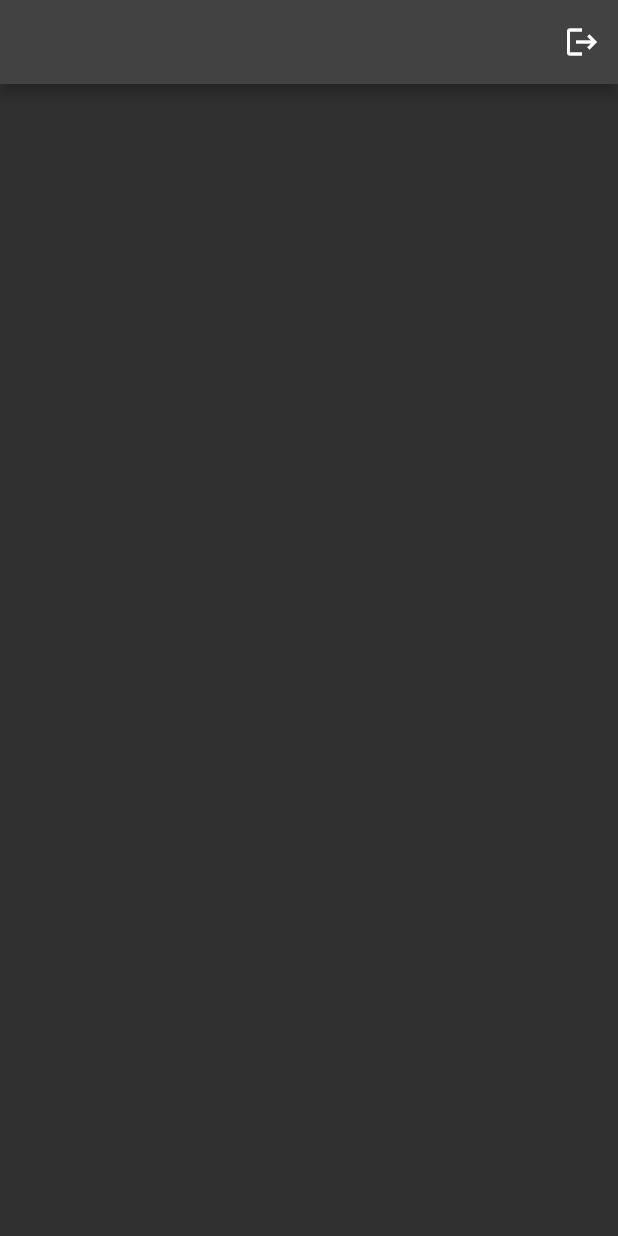
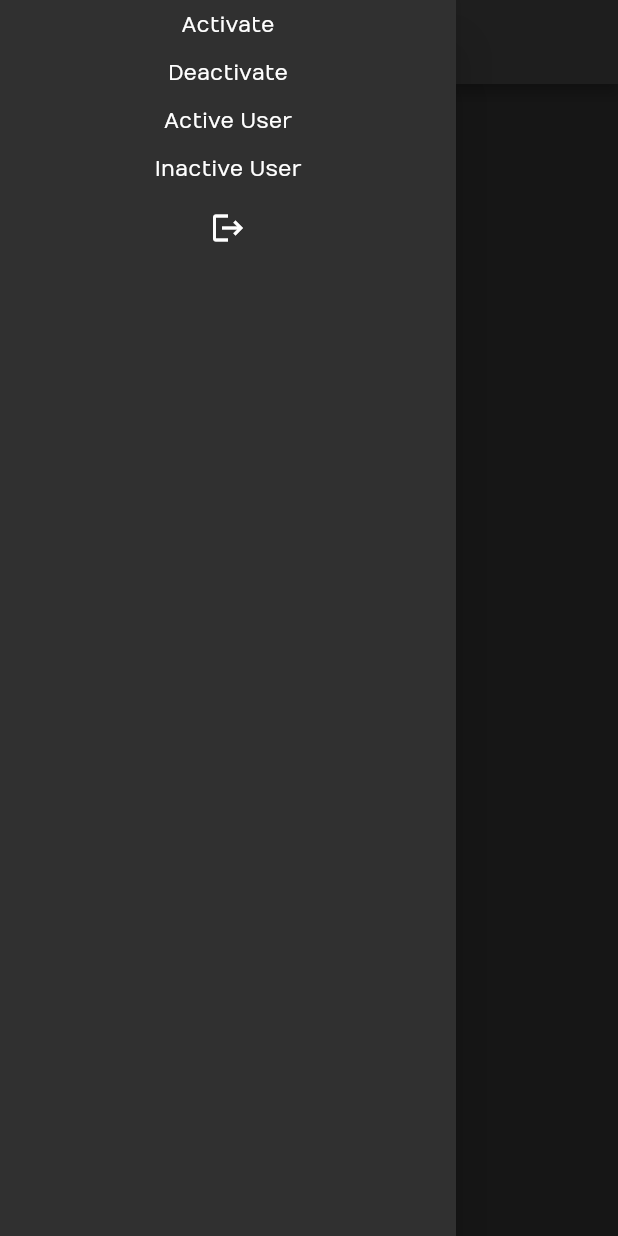
Before and after one commit to SamrawitAbate/MSL-admin, a Flutter app: the screen it shows after launch, with the side drawer open (before the commit the screen has no drawer), on a phone screen of 412 x 824 dp. Run offline on Flutter 3.47's test engine with Material 2 defaults, Android fonts, the phone set to English and light mode, and no system bars; our stand-ins replace charts_flutter, cloud_firestore, firebase_auth, firebase_core, firebase_storage; missing offline and left inert: dart:html; accounts and stored records are empty.

Commit message:
second commit

```diff
--- a/lib/main.dart
+++ b/lib/main.dart
@@ -1,5 +1,5 @@
-import 'package:admin/activatePage.dart';
-import 'package:admin/login.dart';
+import 'package:admin/pages/dashBord.dart';
+import 'package:admin/pages/login.dart';
 import 'package:firebase_auth/firebase_auth.dart';
 import 'package:flutter/material.dart';
 import 'package:firebase_core/firebase_core.dart';
@@ -43,7 +43,7 @@ class App extends StatelessWidget {
             return const Login();
           } else {
             //'User is signed in!'
-            return const ActivityPage();
+            return const DashBord();
           }
         }
 
--- /dev/null
+++ b/lib/pages/dashBord.dart
@@ -0,0 +1,85 @@
+
+import 'package:firebase_auth/firebase_auth.dart';
+import 'package:flutter/material.dart';
+
+import 'activatePage.dart';
+import 'activeUser.dart';
+import 'home.dart';
+import 'inactivePage.dart';
+import 'inactiveUser.dart';
+import 'login.dart';
+
+class DashBord extends StatefulWidget {
+  const DashBord({Key? key}) : super(key: key);
+
+  @override
+  _DashBordState createState() => _DashBordState();
+}
+
+class _DashBordState extends State<DashBord> {
+  final TextStyle style = TextStyle(
+      color: Colors.green.shade600, fontSize: 20, fontWeight: FontWeight.w700);
+   int curentIndex = 0;
+  List<Widget> pages = [
+    const Home(),
+    const ActivatePage(),
+    const InactivatePage(),
+    const ActiveUser(),
+    const InactiveUser()
+  ];
+  bool minValue = false;
+  @override
+  Widget build(BuildContext context) {
+    final List<Widget> buttons = [
+      inkButton(1, 'Activate', context),
+      inkButton(2, 'Deactivate', context),
+      inkButton(3, 'Active User', context),
+      inkButton(4, 'Inactive User', context),
+      IconButton(
+          onPressed: () async {
+            await FirebaseAuth.instance.signOut();
+            Navigator.of(context)
+                .push(MaterialPageRoute(builder: (_) => const Login()));
+          },
+          icon: const Icon(Icons.logout))
+    ];
+    setState(() {
+      minValue = MediaQuery.of(context).size.width < 500;
+    });
+    return Scaffold(
+      drawer: minValue
+          ? Drawer(
+              child: Column(
+                children: buttons,
+              ),
+            )
+          : const SizedBox(),
+      appBar: AppBar(
+          leading: IconButton(
+              onPressed: () {
+                setState(() {
+                  curentIndex = 0;
+                });
+              },
+              icon:  Icon(Icons.home_filled,color: curentIndex==0?Colors.green:Colors.white,)),
+          actions: minValue ? [] : buttons),
+      body: pages[curentIndex],
+    );
+  }
+
+  inkButton(index, lable, context) {
+    return Padding(
+        padding: const EdgeInsets.all(8.0),
+        child: Align(
+            alignment: Alignment.center,
+            child: InkWell(
+                onTap: () {
+                  minValue ? Navigator.pop(context) : 0;
+                  setState(() {
+                    curentIndex = index;
+                  });
+                },
+                child: Text(lable,
+                    style: curentIndex == index ? style : const TextStyle()))));
+  }
+}
--- /dev/null
+++ b/lib/pages/home.dart
@@ -0,0 +1,21 @@
+import 'package:flutter/material.dart';
+
+class Home extends StatefulWidget {
+  const Home({Key? key}) : super(key: key);
+
+  @override
+  _HomeState createState() => _HomeState();
+}
+
+class _HomeState extends State<Home> {
+  List a = [];
+  @override
+  Widget build(BuildContext context) {
+    return Padding(
+      padding: const EdgeInsets.all(8.0),
+      child: Wrap(
+        children: [],
+      ),
+    );
+  }
+}
--- a/lib/activatePage.dart
+++ b/lib/pages/inactiveUser.dart
@@ -1,43 +1,29 @@
-import 'package:admin/login.dart';
-import 'package:admin/profile.dart';
+import 'package:admin/pages/profile.dart';
 import 'package:admin/widget/loading.dart';
 import 'package:cloud_firestore/cloud_firestore.dart';
-import 'package:firebase_auth/firebase_auth.dart';
 import 'package:flutter/material.dart';
 
-class ActivityPage extends StatefulWidget {
-  const ActivityPage({Key? key}) : super(key: key);
+class InactiveUser extends StatefulWidget {
+  const InactiveUser({Key? key}) : super(key: key);
 
   @override
-  _ActivityPageState createState() => _ActivityPageState();
+  _InactiveUserState createState() => _InactiveUserState();
 }
 
-class _ActivityPageState extends State<ActivityPage> {
+class _InactiveUserState extends State<InactiveUser> {
   Stream<QuerySnapshot>? _iC;
   @override
   void initState() {
     super.initState();
     _iC = FirebaseFirestore.instance
-        .collection('maintenanceDetail')
+        .collection('userDetail')
         .where('active', isEqualTo: false)
         .snapshots();
   }
 
   @override
   Widget build(BuildContext context) {
-    return Scaffold(
-        appBar: AppBar(
-          actions: [
-            IconButton(
-                onPressed: () async {
-                  await FirebaseAuth.instance.signOut();
-                  Navigator.of(context)
-                      .push(MaterialPageRoute(builder: (_) => const Login()));
-                },
-                icon: const Icon(Icons.logout))
-          ],
-        ),
-        body: StreamBuilder<QuerySnapshot>(
+    return  StreamBuilder<QuerySnapshot>(
             stream: _iC,
             builder: (context, snapshot) {
               if (snapshot.hasError) {
@@ -46,7 +32,11 @@ class _ActivityPageState extends State<ActivityPage> {
               }
 
               if (snapshot.hasData) {
-                return ListView.builder(
+                return snapshot.data!.docs.isEmpty
+                ? const Center(
+                    child: Text('No Data'),
+                  )
+                : ListView.builder(
                     itemCount: snapshot.data!.docs.length,
                     itemBuilder: (context, index) {
                       Timestamp t = snapshot.data!.docs[index]['registerDate'];
@@ -67,6 +57,6 @@ class _ActivityPageState extends State<ActivityPage> {
                     });
               }
               return const Loading();
-            }));
+            });
   }
 }
--- a/lib/login.dart
+++ b/lib/pages/login.dart
@@ -1,6 +1,7 @@
-import 'package:admin/activatePage.dart';
 import 'package:flutter/material.dart';
 import 'package:firebase_auth/firebase_auth.dart';
+
+import 'activatePage.dart';
 
 class Login extends StatefulWidget {
   const Login({Key? key}) : super(key: key);
@@ -32,7 +33,7 @@ class _LoginState extends State<Login> {
                           email: email.text, password: password.text);
                   if (userCredential.user != null) {
                     Navigator.of(context).push(MaterialPageRoute(
-                        builder: (context) =>const ActivityPage()));
+                        builder: (context) =>const ActivatePage()));
                   }
                 } on FirebaseAuthException catch (e) {
                   if (e.code == 'user-not-found') {
--- a/pubspec.yaml
+++ b/pubspec.yaml
@@ -38,6 +38,7 @@ dependencies:
   firebase_auth: ^3.3.4
   cloud_firestore: ^2.5.3
   firebase_storage: ^10.2.4
+  charts_flutter: ^0.12.0
 
 dev_dependencies:
   flutter_test:
```
Also changed, not shown: lib/pages/activatePage.dart (added, +61 -0 lines), lib/pages/activeUser.dart (added, +62 -0 lines), lib/pages/inactivePage.dart (added, +62 -0 lines), lib/pages/profile.dart (renamed from lib/profile.dart, +4 -3 lines), lib/widget/chart.dart (added, +43 -0 lines), firebase.json (added), pubspec.lock, 4 other files.
